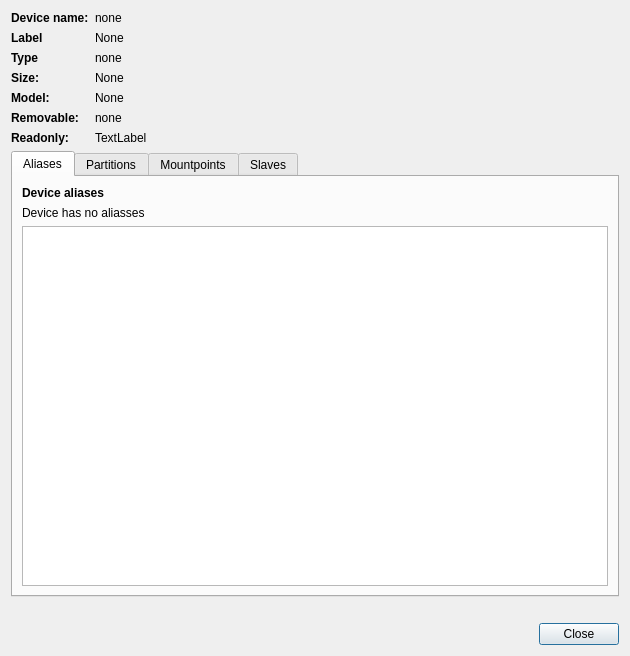
The window that ui/devinfo.ui (iddekingej/blgui) describes before a commit, drawn with Qt 5.
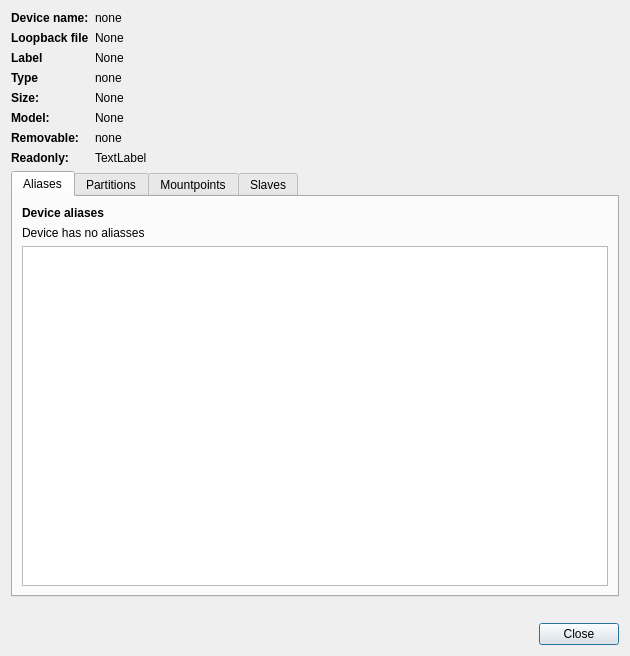
The same window after the commit. The open tabs and pages were chosen to show the change.

Commit message: *Fix:Message when no device has no slaves in device details *Loop back device file

What changed in the file:
```diff
--- a/ui/devinfo.ui
+++ b/ui/devinfo.ui
@@ -59,7 +59,7 @@
          </property>
         </widget>
        </item>
-       <item row="3" column="0">
+       <item row="4" column="0">
         <widget class="QLabel" name="label_2">
          <property name="sizePolicy">
           <sizepolicy hsizetype="Minimum" vsizetype="Preferred">
@@ -84,14 +84,14 @@
          </property>
         </widget>
        </item>
-       <item row="3" column="1">
+       <item row="4" column="1">
         <widget class="QLabel" name="sizeLabel">
          <property name="text">
           <string>None</string>
          </property>
         </widget>
        </item>
-       <item row="4" column="0">
+       <item row="5" column="0">
         <widget class="QLabel" name="label_3">
          <property name="sizePolicy">
           <sizepolicy hsizetype="Minimum" vsizetype="Preferred">
@@ -116,14 +116,14 @@
          </property>
         </widget>
        </item>
-       <item row="4" column="1">
+       <item row="5" column="1">
         <widget class="QLabel" name="modelLabel">
          <property name="text">
           <string>None</string>
          </property>
         </widget>
        </item>
-       <item row="5" column="0">
+       <item row="6" column="0">
         <widget class="QLabel" name="label_4">
          <property name="sizePolicy">
           <sizepolicy hsizetype="Minimum" vsizetype="Preferred">
@@ -148,14 +148,14 @@
          </property>
         </widget>
        </item>
-       <item row="5" column="1">
+       <item row="6" column="1">
         <widget class="QLabel" name="removeableLabel">
          <property name="text">
           <string>none</string>
          </property>
         </widget>
        </item>
-       <item row="6" column="0">
+       <item row="7" column="0">
         <widget class="QLabel" name="label_5">
          <property name="sizePolicy">
           <sizepolicy hsizetype="Minimum" vsizetype="Preferred">
@@ -180,21 +180,21 @@
          </property>
         </widget>
        </item>
-       <item row="6" column="1">
+       <item row="7" column="1">
         <widget class="QLabel" name="readonlyLabel">
          <property name="text">
           <string>TextLabel</string>
          </property>
         </widget>
        </item>
-       <item row="1" column="1">
+       <item row="2" column="1">
         <widget class="QLabel" name="labelLabel">
          <property name="text">
           <string>None</string>
          </property>
         </widget>
        </item>
-       <item row="1" column="0">
+       <item row="2" column="0">
         <widget class="QLabel" name="label_7">
          <property name="sizePolicy">
           <sizepolicy hsizetype="Minimum" vsizetype="Preferred">
@@ -225,7 +225,7 @@
          </property>
         </widget>
        </item>
-       <item row="2" column="0">
+       <item row="3" column="0">
         <widget class="QLabel" name="label_8">
          <property name="font">
           <font>
@@ -238,13 +238,39 @@
          </property>
         </widget>
        </item>
-       <item row="2" column="1">
+       <item row="3" column="1">
         <widget class="QLabel" name="typeLabel">
          <property name="text">
           <string>none</string>
          </property>
         </widget>
        </item>
+       <item row="1" column="0">
+        <widget class="QLabel" name="labLoopbackFile">
+         <property name="sizePolicy">
+          <sizepolicy hsizetype="Minimum" vsizetype="Preferred">
+           <horstretch>0</horstretch>
+           <verstretch>0</verstretch>
+          </sizepolicy>
+         </property>
+         <property name="font">
+          <font>
+           <weight>75</weight>
+           <bold>true</bold>
+          </font>
+         </property>
+         <property name="text">
+          <string>Loopback file</string>
+         </property>
+        </widget>
+       </item>
+       <item row="1" column="1">
+        <widget class="QLabel" name="valLoopbackFile">
+         <property name="text">
+          <string>None</string>
+         </property>
+        </widget>
+       </item>
       </layout>
      </item>
     </layout>
@@ -264,7 +290,7 @@
          <string>Aliases</string>
         </attribute>
         <layout class="QVBoxLayout" name="verticalLayout_5">
-         <item>
+         <item alignment="Qt::AlignTop">
           <widget class="QLabel" name="label_10">
            <property name="font">
             <font>
@@ -277,7 +303,7 @@
            </property>
           </widget>
          </item>
-         <item>
+         <item alignment="Qt::AlignTop">
           <widget class="QLabel" name="noAliasesLabel">
            <property name="text">
             <string>Device has no aliasses</string>
```
Left out of the diff: 6 changed lines with no effect on the pictures. The commit also changes 1 other file.
